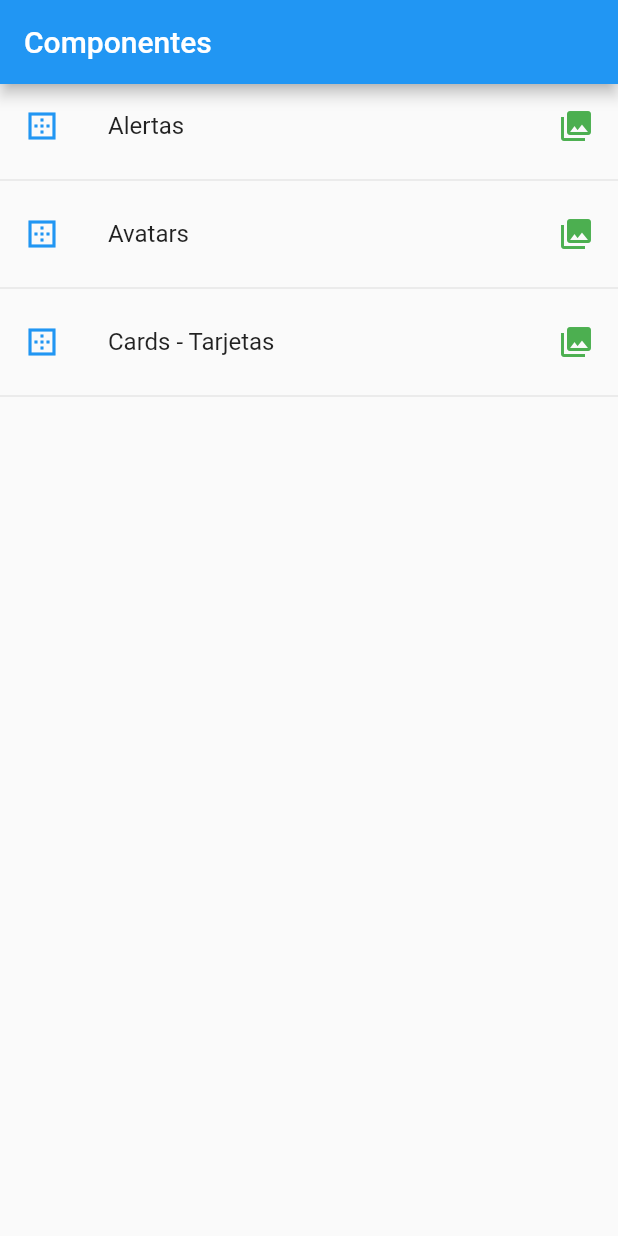
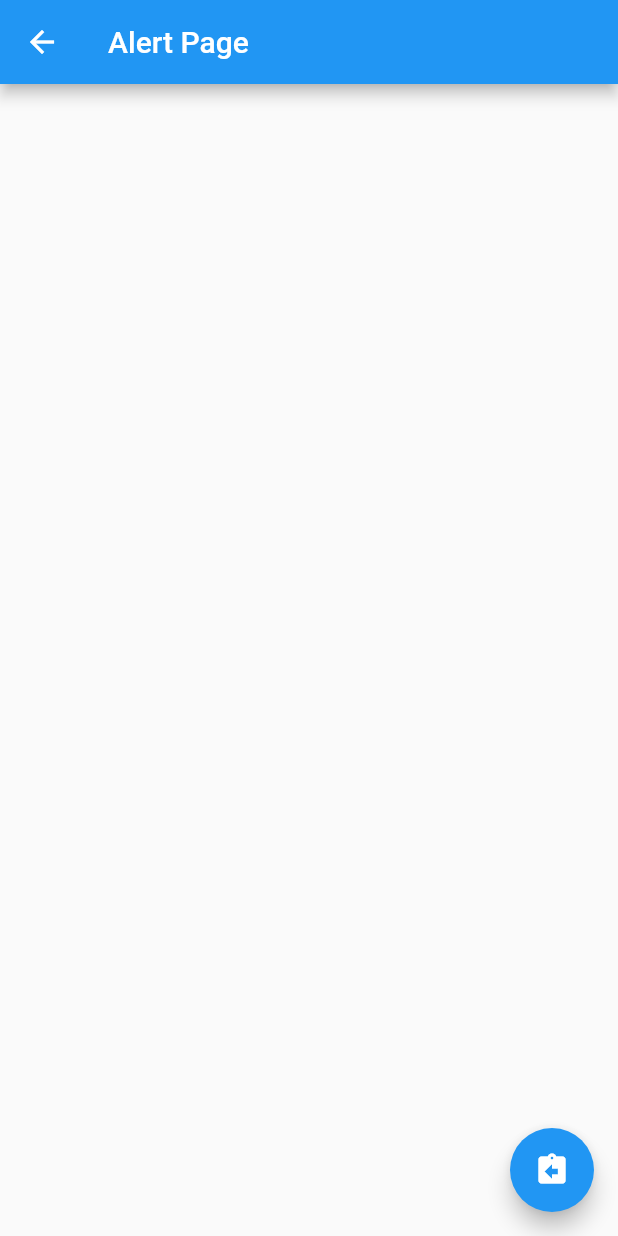
Before and after one commit to JonathanRDG/flutter_components, a Flutter app: the screen it shows after launch, after a tap on "Alertas", on a phone screen of 412 x 824 dp. Run offline on Flutter 3.47's test engine with Material 2 defaults, Android fonts, the phone set to English and light mode, and no system bars.

Commit message:
Add the routes between the new pages

```diff
--- a/lib/main.dart
+++ b/lib/main.dart
@@ -1,5 +1,6 @@
 import 'package:flutter/material.dart';
-import 'package:flutter_components/src/pages/home_page.dart';
+import 'package:flutter_components/src/pages/alert_page.dart';
+import 'package:flutter_components/src/pages/routes/routes.dart';
 
 
     void main() => runApp(MyApp());
@@ -7,11 +8,19 @@ import 'package:flutter_components/src/pages/home_page.dart';
   class MyApp extends StatelessWidget {
 
     @override
-    Widget build(BuildContext Context){
+    Widget build(BuildContext context){
       return MaterialApp(
         title: 'Componentes Flutter',
         debugShowCheckedModeBanner: false,
-        home: Homepage(),
+          initialRoute: '/',
+          routes :getApplicationRoutes(),
+        onGenerateRoute: (RouteSettings settings){
+
+          print('Ruta llamada ${settings.name}');
+          return MaterialPageRoute(
+            builder: (BuildContext context) => AlertPage()
+          );
+        },
       );
     }
   }
--- /dev/null
+++ b/lib/src/pages/Utils/icon_string_util.dart
@@ -0,0 +1,11 @@
+import 'package:flutter/material.dart';
+final _icons = <String, IconData>{
+  "add_alert"     : Icons.add_alert,
+  "accessibility" : Icons.accessibility,
+  "folder_open"   : Icons.folder_open,
+};
+
+Icon getIcon(String nameIcon){
+  return Icon( _icons[nameIcon ],color: Colors.blueAccent);
+
+}
--- /dev/null
+++ b/lib/src/pages/alert_page.dart
@@ -0,0 +1,23 @@
+import 'package:flutter/material.dart';
+
+class AlertPage extends StatefulWidget {
+  @override
+  _AlertPageState createState() => _AlertPageState();
+}
+
+class _AlertPageState extends State<AlertPage> {
+  @override
+  Widget build(BuildContext context) {
+    return Scaffold(
+      appBar: AppBar(
+        title: Text('Alert Page')
+      ),
+      floatingActionButton: FloatingActionButton(
+        child:Icon(Icons.assignment_return),
+        onPressed: (){
+          Navigator.pop(context);
+        },
+      ),
+    );
+  }
+}
--- a/lib/src/pages/home_page.dart
+++ b/lib/src/pages/home_page.dart
@@ -1,5 +1,8 @@
 import 'package:flutter/material.dart';
+import 'package:flutter_components/src/pages/Utils/icon_string_util.dart';
+//import 'package:flutter_components/src/pages/alert_page.dart';
 import 'package:flutter_components/src/pages/providers/menu_provider.dart';
+
 
     class Homepage extends StatefulWidget{
 
@@ -27,21 +30,27 @@ class _HomepageState extends State<Homepage> {
       builder: (context, AsyncSnapshot<List<dynamic>> snapshot){
 
         return ListView(
-          children: _listItems(snapshot.data),
+          children: _listItems(snapshot.data, context),
         );
       },
     );
   }
 
-  List<Widget> _listItems(List<dynamic> data) {
+  List<Widget> _listItems(List<dynamic> data, BuildContext context) {
     final List<Widget> options = [];
     data.forEach((opt){
 
       final widgetTemp  = ListTile(
         title: Text(opt['texto']),
-        leading: Icon(Icons.border_outer, color: Colors.blue,),
+        leading: getIcon(opt['icon']),
         trailing: Icon(Icons.collections, color: Colors.green),
-        onTap: (){},
+        onTap: (){
+          Navigator.pushNamed(context,opt['ruta']);
+          /*final route = MaterialPageRoute(
+            builder: (context)=> AlertPage()
+          );
+          Navigator.push(context, route);*/
+        },
       );
       options..add(widgetTemp)
               ..add(Divider());
--- /dev/null
+++ b/lib/src/pages/routes/routes.dart
@@ -0,0 +1,14 @@
+import 'package:flutter/material.dart';
+import 'package:flutter_components/src/pages/alert_page.dart';
+import 'package:flutter_components/src/pages/avatar_page.dart';
+import 'package:flutter_components/src/pages/card_page.dart';
+import 'package:flutter_components/src/pages/home_page.dart';
+
+Map<String, WidgetBuilder> getApplicationRoutes(){
+return <String, WidgetBuilder>{
+    '/'       :   (BuildContext context)   =>  Homepage(),
+    'alert'   :   (BuildContext context)   =>  AlertPage(),
+    'avatar'  :   (BuildContext context)   =>  AvatarPage(),
+    'card'    :   (BuildContext context)   =>  CardPage()
+};
+}
```
Also changed, not shown: lib/src/pages/avatar_page.dart (added, +17 -0 lines), lib/src/pages/card_page.dart (added, +11 -0 lines).
